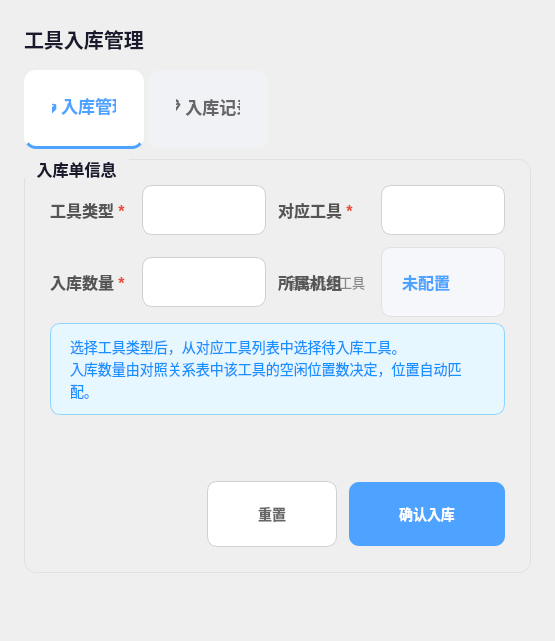
Qt form src/pages/ToolCheckinPage.ui (yuanyansuccess/SmartCabinetLite) before a commit.
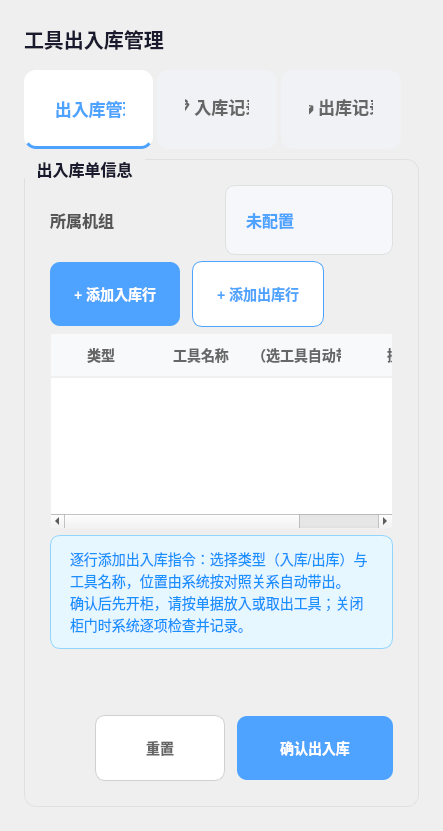
The same form after that commit. Custom widgets are drawn as their Qt base class.

Commit message:
工具出入库改造源码主体：单据列表 / 出库记录tab / 回流闭环 / 缺陷修复
（上一次提交仅包含工具出库页四文件的删除登记，本次补齐改造的源码改动）

1. ToolCheckinPage 重构为单据列表模式：逐行添加入库/出库指令，选工具自动带位置
2. 新增出库记录tab（复用 RecordDAO 按 operation_type=checkout 查询）
3. ToolCheckoutPage 删除后的菜单/路由/页面索引重排（home 索引由10修正为9，修复白屏）
4. DAO/Service 回流闭环：出库=取出使用不扣编制库存，入库=放回位置双试放行
5. 新增 findAllInStockPositions 位置维度查询，修复出库下拉 mappingId 缺失导致位置带不出
6. 出入库单列表框撑满面板仅留底部按钮（袁总要求）
7. MainWindow/CMakeLists/SystemSettingsPage/UserManagementPage 等配套调整

Patch:
```diff
--- a/src/pages/ToolCheckinPage.ui
+++ b/src/pages/ToolCheckinPage.ui
@@ -24,7 +24,7 @@
       <string notr="true">font-size:20px;font-weight:700;color:#1a1a2e;</string>
      </property>
      <property name="text">
-      <string>工具入库管理</string>
+      <string>工具出入库管理</string>
      </property>
     </widget>
    </item>
@@ -38,7 +38,7 @@
      </property>
      <widget class="QWidget" name="checkinTab">
       <attribute name="title">
-       <string>📥 入库管理</string>
+       <string>🔄 出入库管理</string>
       </attribute>
       <layout class="QVBoxLayout" name="checkinLayout">
        <property name="spacing">
@@ -58,134 +58,34 @@
        </property>
        <item>
         <widget class="QGroupBox" name="panel">
+         <property name="sizePolicy">
+          <sizepolicy hsizetype="Preferred" vsizetype="Expanding">
+           <horstretch>0</horstretch>
+           <verstretch>1</verstretch>
+          </sizepolicy>
+         </property>
          <property name="styleSheet">
           <string notr="true">QGroupBox{font-size:16px;font-weight:700;color:#1a1a2e;
 border:1px solid #e0e0e0;border-radius:12px;margin-top:10px;padding:16px;}
 QGroupBox::title{padding:0 10px;}</string>
          </property>
          <property name="title">
-          <string>入库单信息</string>
+          <string>出入库单信息</string>
          </property>
          <layout class="QVBoxLayout" name="panelLayout">
           <item>
-           <layout class="QGridLayout" name="formGrid" columnstretch="1,1,1,1">
-            <property name="spacing">
-             <number>12</number>
-            </property>
-            <property name="leftMargin">
-             <number>0</number>
-            </property>
-            <property name="topMargin">
-             <number>0</number>
-            </property>
-            <property name="rightMargin">
-             <number>0</number>
-            </property>
-            <property name="bottomMargin">
-             <number>0</number>
-            </property>
-            <item row="0" column="0">
-             <widget class="QLabel" name="categoryLabel">
-              <property name="styleSheet">
-               <string notr="true">font-size:16px;font-weight:600;color:#555;</string>
-              </property>
-              <property name="text">
-               <string>工具类型 &lt;span style='color:#e74c3c'&gt;*&lt;/span&gt;</string>
-              </property>
-             </widget>
-            </item>
-            <item row="0" column="1">
-             <widget class="QComboBox" name="categoryCombo">
-              <property name="minimumSize">
-               <size>
-                <width>0</width>
-                <height>48</height>
-               </size>
-              </property>
-              <property name="styleSheet">
-               <string notr="true">QComboBox { border: 1px solid #d0d0d0; border-radius: 10px; padding: 0 14px; font-size: 16px; color: #1a1a2e; background: white; min-height: 48px; }
-QComboBox:focus { border-color: #4da3ff; }
-QComboBox::drop-down { border: none; width: 36px; }
-QComboBox QAbstractItemView { font-size: 16px; padding: 8px; }</string>
-              </property>
-              <property name="editable">
-               <bool>true</bool>
-              </property>
-             </widget>
-            </item>
-            <item row="0" column="2">
-             <widget class="QLabel" name="toolSelectLabel">
-              <property name="styleSheet">
-               <string notr="true">font-size:16px;font-weight:600;color:#555;</string>
-              </property>
-              <property name="text">
-               <string>对应工具 &lt;span style='color:#e74c3c'&gt;*&lt;/span&gt;</string>
-              </property>
-             </widget>
-            </item>
-            <item row="0" column="3">
-             <widget class="QComboBox" name="toolSelectCombo">
-              <property name="minimumSize">
-               <size>
-                <width>0</width>
-                <height>48</height>
-               </size>
-              </property>
-              <property name="styleSheet">
-               <string notr="true">QComboBox { border: 1px solid #d0d0d0; border-radius: 10px; padding: 0 14px; font-size: 16px; color: #1a1a2e; background: white; min-height: 48px; }
-QComboBox:focus { border-color: #4da3ff; }
-QComboBox::drop-down { border: none; width: 36px; }
-QComboBox QAbstractItemView { font-size: 16px; padding: 8px; }</string>
-              </property>
-             </widget>
-            </item>
-            <item row="1" column="0">
-             <widget class="QLabel" name="qtyLabel">
-              <property name="styleSheet">
-               <string notr="true">font-size:16px;font-weight:600;color:#555;</string>
-              </property>
-              <property name="text">
-               <string>入库数量 &lt;span style='color:#e74c3c'&gt;*&lt;/span&gt;</string>
-              </property>
-             </widget>
-            </item>
-            <item row="1" column="1">
-             <widget class="QComboBox" name="qtyCombo">
-              <property name="minimumSize">
-               <size>
-                <width>0</width>
-                <height>48</height>
-               </size>
-              </property>
-              <property name="styleSheet">
-               <string notr="true">QComboBox { border: 1px solid #d0d0d0; border-radius: 10px; padding: 0 14px; font-size: 16px; color: #1a1a2e; background: white; min-height: 48px; }
-QComboBox:focus { border-color: #4da3ff; }
-QComboBox::drop-down { border: none; width: 36px; }
-QComboBox QAbstractItemView { font-size: 16px; padding: 8px; }</string>
-              </property>
-             </widget>
-            </item>
-            <item row="1" column="2">
-             <widget class="QLabel" name="qtyHintLabel">
-              <property name="styleSheet">
-               <string notr="true">font-size:13px;color:#888;background:transparent;padding-left:6px;</string>
-              </property>
-              <property name="text">
-               <string>请先选择工具</string>
-              </property>
-             </widget>
-            </item>
-            <item row="1" column="2">
+           <layout class="QHBoxLayout" name="machineRow">
+            <item>
              <widget class="QLabel" name="machineGroupTitleLabel">
               <property name="styleSheet">
-               <string notr="true">font-size:16px;font-weight:600;color:#555;</string>
+               <string notr="true">font-size:16px;font-weight:600;color:#555;background:transparent;</string>
               </property>
               <property name="text">
                <string>所属机组</string>
               </property>
              </widget>
             </item>
-            <item row="1" column="3">
+            <item>
              <widget class="QLabel" name="machineGroupLabel">
               <property name="styleSheet">
                <string notr="true">font-size:16px;font-weight:600;color:#4da3ff;
@@ -202,14 +102,126 @@
             </item>
            </layout>
           </item>
+          <item>
+           <layout class="QHBoxLayout" name="addRowBtnRow">
+            <property name="spacing">
+             <number>12</number>
+            </property>
+            <item>
+             <widget class="QPushButton" name="addInBtn">
+              <property name="minimumSize">
+               <size>
+                <width>0</width>
+                <height>44</height>
+               </size>
+              </property>
+              <property name="cursor">
+               <cursorShape>PointingHandCursor</cursorShape>
+              </property>
+              <property name="styleSheet">
+               <string notr="true">QPushButton { background: #4da3ff; color: white; border: none; border-radius: 10px; padding: 10px 24px; font-size: 14px; font-weight: 700; min-height: 44px; }
+QPushButton:hover { background: #3d8ae0; }
+QPushButton:pressed { background: #2e7bd6; }</string>
+              </property>
+              <property name="text">
+               <string>+ 添加入库行</string>
+              </property>
+             </widget>
+            </item>
+            <item>
+             <widget class="QPushButton" name="addOutBtn">
+              <property name="minimumSize">
+               <size>
+                <width>0</width>
+                <height>44</height>
+               </size>
+              </property>
+              <property name="cursor">
+               <cursorShape>PointingHandCursor</cursorShape>
+              </property>
+              <property name="styleSheet">
+               <string notr="true">QPushButton { background: #fff; color: #4da3ff; border: 1px solid #4da3ff; border-radius: 10px; padding: 10px 24px; font-size: 14px; font-weight: 700; min-height: 44px; }
+QPushButton:hover { background: #e8f0fe; }
+QPushButton:pressed { background: #d6e9ff; }</string>
+              </property>
+              <property name="text">
+               <string>+ 添加出库行</string>
+              </property>
+             </widget>
+            </item>
+            <item>
+             <spacer name="addRowSpacer">
+              <property name="orientation">
+               <enum>Qt::Horizontal</enum>
+              </property>
+              <property name="sizeHint" stdset="0">
+               <size>
+                <width>40</width>
+                <height>20</height>
+               </size>
+              </property>
+             </spacer>
+            </item>
+           </layout>
+          </item>
+          <item>
+           <widget class="QTableWidget" name="orderTable">
+            <property name="sizePolicy">
+             <sizepolicy hsizetype="Expanding" vsizetype="Expanding">
+              <horstretch>0</horstretch>
+              <verstretch>1</verstretch>
+             </sizepolicy>
+            </property>
+            <property name="minimumSize">
+             <size>
+              <width>0</width>
+              <height>160</height>
+             </size>
+            </property>
+            <property name="styleSheet">
+             <string notr="true">QTableWidget{font-size:14px;background:white;border:1px solid #f0f0f0;border-radius:10px;outline:none;}
+QTableWidget::item{padding:6px 10px;color:#333;border-bottom:1px solid #f3f3f3;}
+QHeaderView::section{background:#f8f9fb;color:#666;font-weight:600;font-size:14px;padding:8px 10px;border:none;border-bottom:2px solid #f0f0f0;}</string>
+            </property>
+            <property name="selectionBehavior">
+             <enum>QAbstractItemView::SelectRows</enum>
+            </property>
+            <property name="editTriggers">
+             <set>QAbstractItemView::NoEditTriggers</set>
+            </property>
+            <attribute name="verticalHeaderVisible">
+             <bool>false</bool>
+            </attribute>
+            <column>
+             <property name="text">
+              <string>类型</string>
+             </property>
+            </column>
+            <column>
+             <property name="text">
+              <string>工具名称</string>
+             </property>
+            </column>
+            <column>
+             <property name="text">
+              <string>位置（选工具自动带出）</string>
+             </property>
+            </column>
+            <column>
+             <property name="text">
+              <string>操作</string>
+             </property>
+            </column>
+           </widget>
+          </item>
           <item>
            <widget class="QLabel" name="tipLabel">
             <property name="styleSheet">
              <string notr="true">font-size:14px;color:#1890ff;background:#e6f7ff;border:1px solid #91d5ff;border-radius:10px;padding:12px 16px;</string>
             </property>
             <property name="text">
-             <string>选择工具类型后，从对应工具列表中选择待入库工具。
-入库数量由对照关系表中该工具的空闲位置数决定，位置自动匹配。</string>
+             <string>逐行添加出入库指令：选择类型（入库/出库）与工具名称，位置由系统按对照关系自动带出。
+确认后先开柜，请按单据放入或取出工具；关闭柜门时系统逐项检查并记录。</string>
             </property>
             <property name="wordWrap">
              <bool>true</bool>
@@ -301,7 +313,7 @@
 QPushButton:disabled { background: #cccccc; color: #888888; }</string>
               </property>
               <property name="text">
-               <string>确认入库</string>
+               <string>确认出入库</string>
               </property>
              </widget>
             </item>
@@ -310,19 +322,6 @@
          </layout>
         </widget>
        </item>
-       <item>
-        <spacer name="checkinBottomStretch">
-         <property name="orientation">
-          <enum>Qt::Vertical</enum>
-         </property>
-         <property name="sizeHint" stdset="0">
-          <size>
-           <width>20</width>
-           <height>40</height>
-          </size>
-         </property>
-        </spacer>
-       </item>
       </layout>
      </widget>
      <widget class="QWidget" name="recordTab">
@@ -422,6 +421,93 @@
        </item>
       </layout>
      </widget>
+     <widget class="QWidget" name="checkoutRecordTab">
+      <attribute name="title">
+       <string>📤 出库记录</string>
+      </attribute>
+      <layout class="QVBoxLayout" name="checkoutRecordLayout">
+       <property name="spacing">
+        <number>12</number>
+       </property>
+       <property name="leftMargin">
+        <number>0</number>
+       </property>
+       <property name="topMargin">
+        <number>0</number>
+       </property>
+       <property name="rightMargin">
+        <number>0</number>
+       </property>
+       <property name="bottomMargin">
+        <number>0</number>
+       </property>
+       <item>
+        <widget class="QLabel" name="checkoutRecordTitle">
+         <property name="styleSheet">
+          <string notr="true">font-size:20px;font-weight:bold;color:#1a1a2e;</string>
+         </property>
+         <property name="text">
+          <string>出库历史记录</string>
+         </property>
+        </widget>
+       </item>
+       <item>
+        <widget class="QTableWidget" name="checkoutRecordTable">
+         <property name="selectionBehavior">
+          <enum>QAbstractItemView::SelectRows</enum>
+         </property>
+         <property name="editTriggers">
+          <set>QAbstractItemView::NoEditTriggers</set>
+         </property>
+         <attribute name="verticalHeaderVisible">
+          <bool>false</bool>
+         </attribute>
+         <column>
+          <property name="text">
+           <string>出库时间</string>
+          </property>
+         </column>
+         <column>
+          <property name="text">
+           <string>工具名称</string>
+          </property>
+         </column>
+         <column>
+          <property name="text">
+           <string>工具编号</string>
+          </property>
+         </column>
+         <column>
+          <property name="text">
+           <string>操作人</string>
+          </property>
+         </column>
+        </widget>
+       </item>
+       <item>
+        <layout class="QHBoxLayout" name="checkoutRecordPageRow">
+         <property name="spacing">
+          <number>6</number>
+         </property>
+         <property name="leftMargin">
+          <number>0</number>
+         </property>
+         <property name="topMargin">
+          <number>8</number>
+         </property>
+         <property name="rightMargin">
+          <number>0</number>
+         </property>
+         <property name="bottomMargin">
+          <number>0</number>
+         </property>
+         <item>
+          <widget class="PaginationBar" name="checkoutRecordPaginationBar"/>
+         </item>
+        </layout>
+       </item>
+      </layout>
+     </widget>
     </widget>
    </item>
   </layout>
```
The commit also changes 14 other files.
